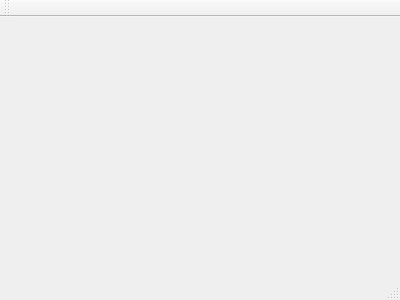
MrKarimiD/Magic_Mirror, file mainwindow.ui: the form before one commit.
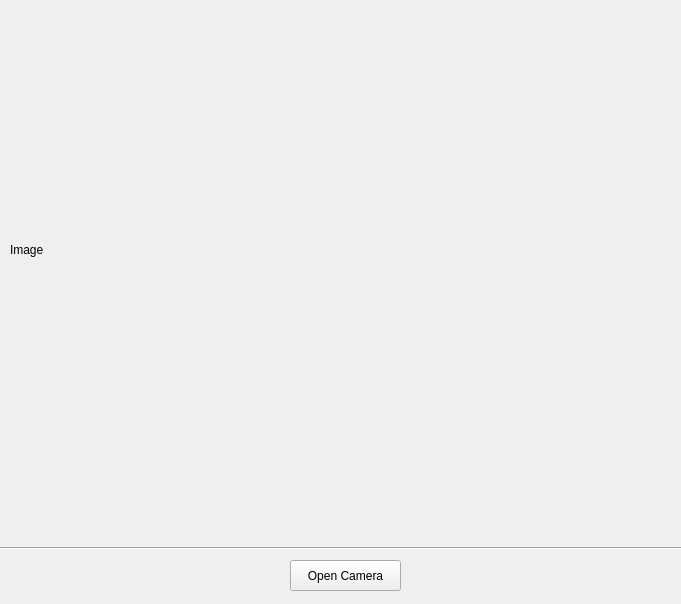
The form after the commit.

Commit message: Open the Camera

What changed in the file:
```diff
--- a/mainwindow.ui
+++ b/mainwindow.ui
@@ -1,24 +1,60 @@
 <ui version="4.0">
  <class>MainWindow</class>
- <widget class="QMainWindow" name="MainWindow" >
-  <property name="geometry" >
+ <widget class="QMainWindow" name="MainWindow">
+  <property name="geometry">
    <rect>
     <x>0</x>
     <y>0</y>
-    <width>400</width>
-    <height>300</height>
+    <width>681</width>
+    <height>604</height>
    </rect>
   </property>
   <property name="windowTitle" >
    <string>MainWindow</string>
   </property>
-  <widget class="QMenuBar" name="menuBar" />
-  <widget class="QToolBar" name="mainToolBar" />
-  <widget class="QWidget" name="centralWidget" />
-  <widget class="QStatusBar" name="statusBar" />
+  <widget class="QWidget" name="centralWidget">
+   <widget class="QLabel" name="image_label">
+    <property name="geometry">
+     <rect>
+      <x>10</x>
+      <y>10</y>
+      <width>640</width>
+      <height>480</height>
+     </rect>
+    </property>
+    <property name="text">
+     <string>Image</string>
+    </property>
+   </widget>
+   <widget class="Line" name="line_2">
+    <property name="geometry">
+     <rect>
+      <x>0</x>
+      <y>540</y>
+      <width>701</width>
+      <height>16</height>
+     </rect>
+    </property>
+    <property name="orientation">
+     <enum>Qt::Horizontal</enum>
+    </property>
+   </widget>
+   <widget class="QPushButton" name="pushButton">
+    <property name="geometry">
+     <rect>
+      <x>290</x>
+      <y>560</y>
+      <width>111</width>
+      <height>31</height>
+     </rect>
+    </property>
+    <property name="text">
+     <string>Open Camera</string>
+    </property>
+   </widget>
+  </widget>
  </widget>
- <layoutDefault spacing="6" margin="11" />
- <pixmapfunction></pixmapfunction>
+ <layoutdefault spacing="6" margin="11"/>
  <resources/>
  <connections/>
 </ui>
```
Left out of the diff: 5 changed lines with no effect on the pictures. The commit also changes 3 other files.
